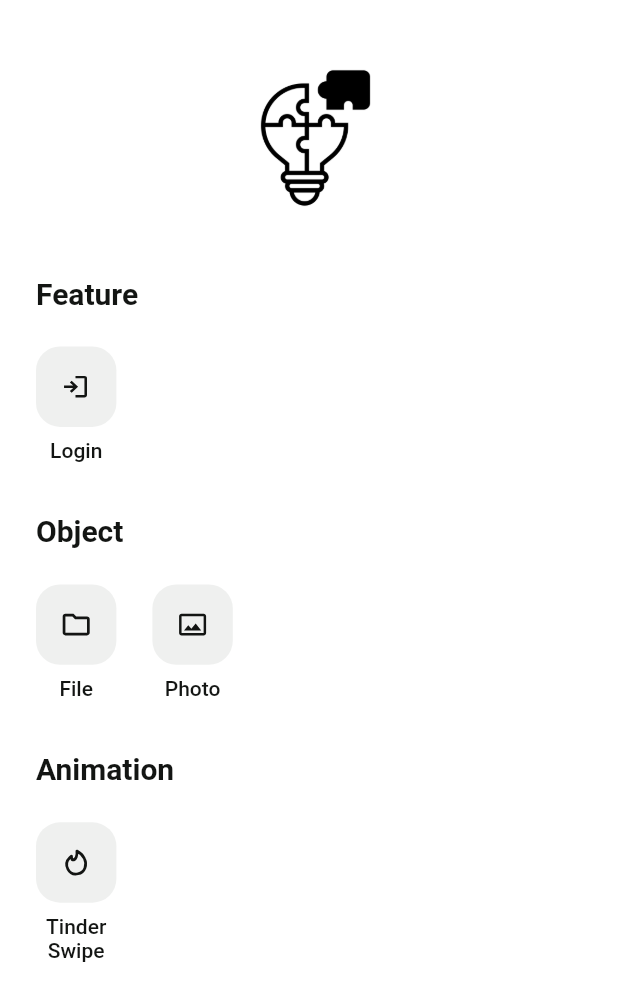
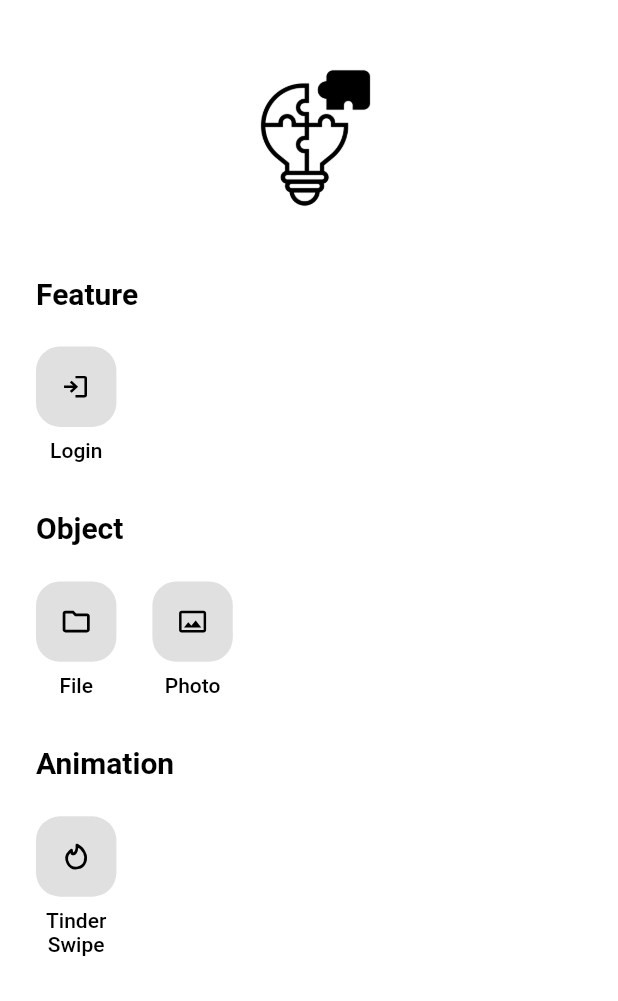
Before and after one commit to congson99/flutter_bricks, a Flutter app: the screen it shows after launch, on a phone screen of 412 x 824 dp. Shown: the top 1001 px of the screen. Run offline on Flutter 3.47's test engine with Material 2 defaults, Android fonts, the phone set to English and light mode, and no system bars; our stand-ins replace flutter_svg.

Commit message:
[Style] Add Package Info Page (#2)

```diff
--- a/lib/presentations/dashboard_page.dart
+++ b/lib/presentations/dashboard_page.dart
@@ -1,5 +1,6 @@
 import 'dart:math';
 
+import 'package:bricks/data/models/local_package_model.dart';
 import 'package:bricks/data/repositories/package_responsitory_impl.dart';
 import 'package:bricks/presentations/widgets/package_widget.dart';
 import 'package:bricks/utils/helper/sorting_helper.dart';
@@ -15,13 +16,11 @@ class DashboardPage extends StatelessWidget {
     const double minCardSize = 80;
     double contentWidth = min(MediaQuery.of(context).size.width, 700);
     int count = contentWidth ~/ minCardSize;
-    double cardSize =
-        (contentWidth - horizontalMargin * 2 - (count - 1) * horizontalMargin) /
-            count;
+    double cardSize = (contentWidth - horizontalMargin) / count;
     return Scaffold(
       body: Container(
         width: contentWidth,
-        padding: const EdgeInsets.symmetric(horizontal: horizontalMargin),
+        padding: const EdgeInsets.symmetric(horizontal: horizontalMargin / 2),
         child: SingleChildScrollView(
           child: Column(
             crossAxisAlignment: CrossAxisAlignment.stretch,
@@ -30,11 +29,12 @@ class DashboardPage extends StatelessWidget {
               const SizedBox(height: 32),
               buildLogo(),
               const SizedBox(height: 32),
-              buildFeature(horizontalMargin, cardSize),
-              const SizedBox(height: 16),
-              buildObject(horizontalMargin, cardSize),
-              const SizedBox(height: 16),
-              buildAnimation(horizontalMargin, cardSize),
+              buildPackageGroup(horizontalMargin, cardSize, "Feature",
+                  PackageRepository().getFeaturePackages()),
+              buildPackageGroup(horizontalMargin, cardSize, "Object",
+                  PackageRepository().getObjectPackages()),
+              buildPackageGroup(horizontalMargin, cardSize, "Animation",
+                  PackageRepository().getAnimationPackages()),
               const SizedBox(height: 32),
               SizedBox(height: MediaQuery.of(context).padding.bottom),
             ],
@@ -52,56 +52,25 @@ class DashboardPage extends StatelessWidget {
     );
   }
 
-  Widget buildFeature(double horizontalMargin, double cardSize) {
+  Widget buildPackageGroup(double horizontalMargin, double cardSize,
+      String name, List<LocalPackage> packages) {
     return Column(
       crossAxisAlignment: CrossAxisAlignment.stretch,
       children: [
-        Text("Feature", style: BaseTextStyle.subtitle1()),
+        Padding(
+          padding: EdgeInsets.symmetric(horizontal: horizontalMargin / 2),
+          child: Text(name, style: BaseTextStyle.subtitle1()),
+        ),
         SizedBox(height: horizontalMargin),
         Wrap(
-          spacing: horizontalMargin,
-          runSpacing: horizontalMargin,
-          children: PackageRepository()
-              .getFeaturePackages()
-              .map((data) => PackageWidget(cardSize: cardSize, data: data))
+          children: SortingHelper.localPackageByName(packages)
+              .map((data) => PackageWidget(
+                  cardSize: cardSize,
+                  data: data,
+                  horizontalMargin: horizontalMargin))
               .toList(),
-        )
-      ],
-    );
-  }
-
-  Widget buildObject(double horizontalMargin, double cardSize) {
-    return Column(
-      crossAxisAlignment: CrossAxisAlignment.stretch,
-      children: [
-        Text("Object", style: BaseTextStyle.subtitle1()),
-        SizedBox(height: horizontalMargin),
-        Wrap(
-          spacing: horizontalMargin,
-          runSpacing: horizontalMargin - 16,
-          children: SortingHelper.localPackageByName(
-                  PackageRepository().getObjectPackages())
-              .map((data) => PackageWidget(cardSize: cardSize, data: data))
-              .toList(),
-        )
-      ],
-    );
-  }
-
-  Widget buildAnimation(double horizontalMargin, double cardSize) {
-    return Column(
-      crossAxisAlignment: CrossAxisAlignment.stretch,
-      children: [
-        Text("Animation", style: BaseTextStyle.subtitle1()),
-        SizedBox(height: horizontalMargin),
-        Wrap(
-          spacing: horizontalMargin,
-          runSpacing: horizontalMargin,
-          children: PackageRepository()
-              .getAnimationPackages()
-              .map((data) => PackageWidget(cardSize: cardSize, data: data))
-              .toList(),
-        )
+        ),
+        SizedBox(height: horizontalMargin / 2),
       ],
     );
   }
--- a/lib/presentations/widgets/package_widget.dart
+++ b/lib/presentations/widgets/package_widget.dart
@@ -1,5 +1,5 @@
 import 'package:bricks/data/models/local_package_model.dart';
-import 'package:bricks/utils/style/base_color.dart';
+import 'package:bricks/presentations/package_info_page.dart';
 import 'package:bricks/utils/style/base_text_style.dart';
 import 'package:flutter/material.dart';
 import 'package:flutter_svg/svg.dart';
@@ -9,16 +9,19 @@ class PackageWidget extends StatelessWidget {
     super.key,
     required this.cardSize,
     required this.data,
+    required this.horizontalMargin,
   });
 
   final double cardSize;
   final LocalPackage data;
+  final double horizontalMargin;
 
   @override
   Widget build(BuildContext context) {
     return GestureDetector(
-      onTap: () => Navigator.push(
-          context, MaterialPageRoute(builder: (_) => data.demoPage)),
+      onTap: () => pushDemoPage(context),
+      onDoubleTap: () => pushInfoPage(context),
+      onLongPress: () => pushInfoPage(context),
       child: Container(
         width: cardSize,
         color: Colors.transparent,
@@ -26,21 +29,21 @@ class PackageWidget extends StatelessWidget {
         child: Column(
           children: [
             Container(
-              height: cardSize,
-              width: cardSize,
+              height: cardSize - horizontalMargin,
+              width: cardSize - horizontalMargin,
               padding: const EdgeInsets.all(16),
               decoration: BoxDecoration(
-                  color: BaseColor.grey100,
+                  color: Colors.black12,
                   borderRadius: BorderRadius.circular(16)),
               child: SvgPicture.asset(
                 data.iconPath,
-                color: BaseColor.grey900,
+                color: Colors.black,
                 fit: BoxFit.contain,
               ),
             ),
             const SizedBox(height: 8),
             SizedBox(
-              height: 34,
+              height: 36,
               child: Text(
                 data.name,
                 maxLines: 2,
@@ -55,4 +58,13 @@ class PackageWidget extends StatelessWidget {
       ),
     );
   }
+
+  void pushDemoPage(BuildContext context) {
+    Navigator.push(context, MaterialPageRoute(builder: (_) => data.demoPage));
+  }
+
+  void pushInfoPage(BuildContext context) {
+    Navigator.push(context,
+        MaterialPageRoute(builder: (_) => PackageInfoPage(packageModel: data)));
+  }
 }
--- a/lib/utils/style/base_color.dart
+++ /dev/null
@@ -1,54 +0,0 @@
-import 'package:flutter/material.dart';
-
-class BaseColor {
-  static const Color grey900 = Color(0xFF131513);
-  static const Color grey800 = Color(0xFF262927);
-  static const Color grey700 = Color(0xFF393E3A);
-  static const Color grey600 = Color(0xFF4C524E);
-  static const Color grey500 = Color(0xFF5F6761);
-  static const Color grey400 = Color(0xFF7F8581);
-  static const Color grey300 = Color(0xFFAFB3B0);
-  static const Color grey200 = Color(0xFFCFD1D0);
-  static const Color grey100 = Color(0xFFEFF0EF);
-  static const Color grey50 = Color(0xFFF7F8F7);
-
-  static const Color green900 = Color(0xFF091E0F);
-  static const Color green800 = Color(0xFF133C1E);
-  static const Color green700 = Color(0xFF1C5B2D);
-  static const Color green600 = Color(0xFF26793C);
-  static const Color green500 = Color(0xFF2F974B);
-  static const Color green400 = Color(0xFF59AC6F);
-  static const Color green300 = Color(0xFF82C193);
-  static const Color green200 = Color(0xFFACD5B7);
-  static const Color green100 = Color(0xFFD5EADB);
-
-  static const Color blue900 = Color(0xFF060C16);
-  static const Color blue800 = Color(0xFF183058);
-  static const Color blue700 = Color(0xFF234884);
-  static const Color blue600 = Color(0xFF2F60B0);
-  static const Color blue500 = Color(0xFF3B78DC);
-  static const Color blue400 = Color(0xFF6293E3);
-  static const Color blue300 = Color(0xFF89AEEA);
-  static const Color blue200 = Color(0xFFB1C9F1);
-  static const Color blue100 = Color(0xFFD8E4F8);
-
-  static const Color red900 = Color(0xFF2F0D0B);
-  static const Color red800 = Color(0xFF5E1B15);
-  static const Color red700 = Color(0xFF8C2820);
-  static const Color red600 = Color(0xFFBB362A);
-  static const Color red500 = Color(0xFFEA4335);
-  static const Color red400 = Color(0xFFEE695D);
-  static const Color red300 = Color(0xFFF28E86);
-  static const Color red200 = Color(0xFFF7B4AE);
-  static const Color red100 = Color(0xFFFBD9D7);
-
-  static const Color yellow900 = Color(0xFF32280B);
-  static const Color yellow800 = Color(0xFF655016);
-  static const Color yellow700 = Color(0xFF977921);
-  static const Color yellow600 = Color(0xFFCAA12C);
-  static const Color yellow500 = Color(0xFFFCC937);
-  static const Color yellow400 = Color(0xFFFDD45F);
-  static const Color yellow300 = Color(0xFFFDDF87);
-  static const Color yellow200 = Color(0xFFFEE9AF);
-  static const Color yellow100 = Color(0xFFFEF4D7);
-}
--- a/lib/utils/style/base_text_style.dart
+++ b/lib/utils/style/base_text_style.dart
@@ -1,41 +1,42 @@
 import 'package:flutter/material.dart';
-
-import 'base_color.dart';
 
 class BaseTextStyle {
   static TextStyle heading({Color? color, double? fontSize}) {
     return TextStyle(
         fontSize: fontSize ?? 32,
         fontWeight: FontWeight.w600,
-        color: color ?? BaseColor.grey900);
+        color: color ?? Colors.black);
   }
 
   static TextStyle subtitle1({Color? color}) {
     return TextStyle(
         fontSize: 20,
         fontWeight: FontWeight.w600,
-        color: color ?? BaseColor.grey900);
+        color: color ?? Colors.black);
   }
 
   static TextStyle subtitle2({Color? color}) {
     return TextStyle(
         fontSize: 18,
         fontWeight: FontWeight.w600,
-        color: color ?? BaseColor.grey900);
+        color: color ?? Colors.black);
   }
 
   static TextStyle label({Color? color}) {
     return TextStyle(
         fontSize: 16,
         fontWeight: FontWeight.w500,
-        color: color ?? BaseColor.grey900);
+        color: color ?? Colors.black);
   }
 
   static TextStyle body({Color? color}) {
-    return TextStyle(fontSize: 14, color: color ?? BaseColor.grey900);
+    return TextStyle(
+        fontSize: 14,
+        fontWeight: FontWeight.w400,
+        color: color ?? Colors.black);
   }
 
   static TextStyle caption({Color? color, double? fontSize}) {
-    return TextStyle(fontSize: 12, color: color ?? BaseColor.grey900);
+    return TextStyle(fontSize: 12, color: color ?? Colors.black);
   }
 }
--- a/lib/utils/style/base_theme.dart
+++ b/lib/utils/style/base_theme.dart
@@ -1,11 +1,10 @@
+import 'package:bricks/utils/helper/color_helper.dart';
 import 'package:flutter/material.dart';
-
-import 'base_color.dart';
 
 ThemeData baseTheme() {
   final ThemeData base = ThemeData(
-    primaryColor: BaseColor.green600,
-    scaffoldBackgroundColor: Colors.white,
-  );
+      primaryColor: Colors.black,
+      scaffoldBackgroundColor: Colors.white,
+      primarySwatch: ColorHelper.createMaterialColor(Colors.white));
   return base;
 }
--- a/local_packages/_file/lib/src/description.dart
+++ b/local_packages/_file/lib/src/description.dart
@@ -5,5 +5,9 @@ class FilePackageDescription {
   final String version = "1.0.0";
   final String name = "File";
   final Widget demoPage = const FilePackageDemoPage();
-  final String description = "File";
+  final String description = "Provides some functionality with files."
+      "\n\n"
+      "Includes: pick, display card with icon, get match icon."
+      "\n\n"
+      "Dependencies:";
 }
```
Also changed, not shown: lib/presentations/package_info_page.dart (+40 -3 lines), lib/utils/helper/color_helper.dart (added, +23 -0 lines).
